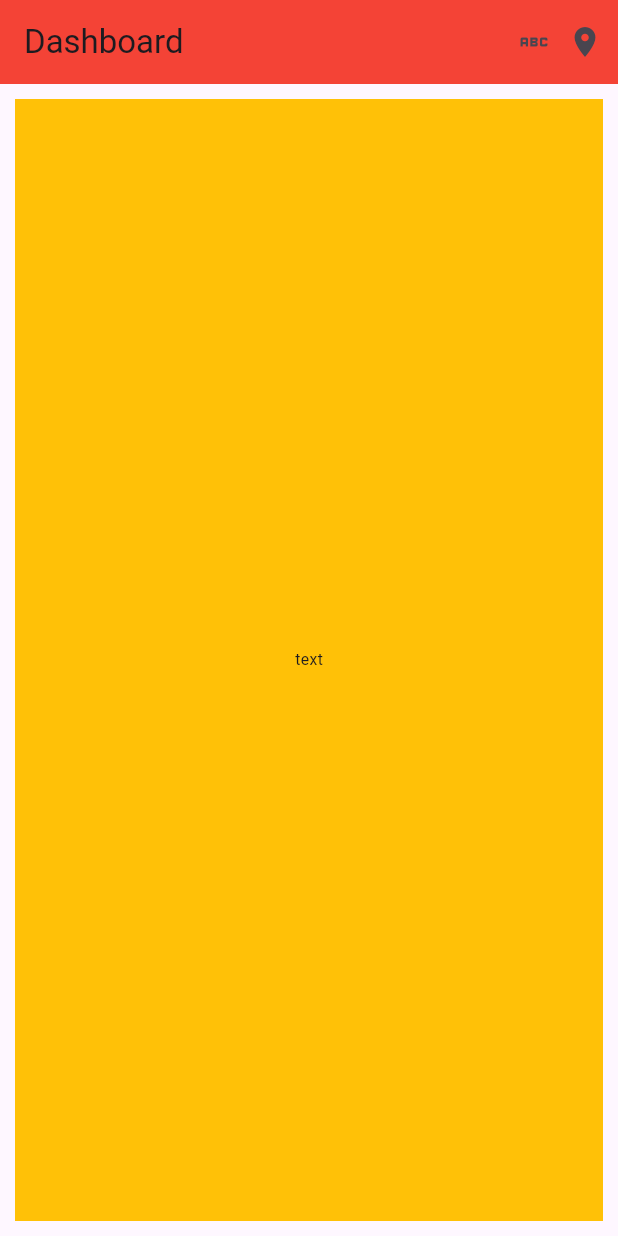
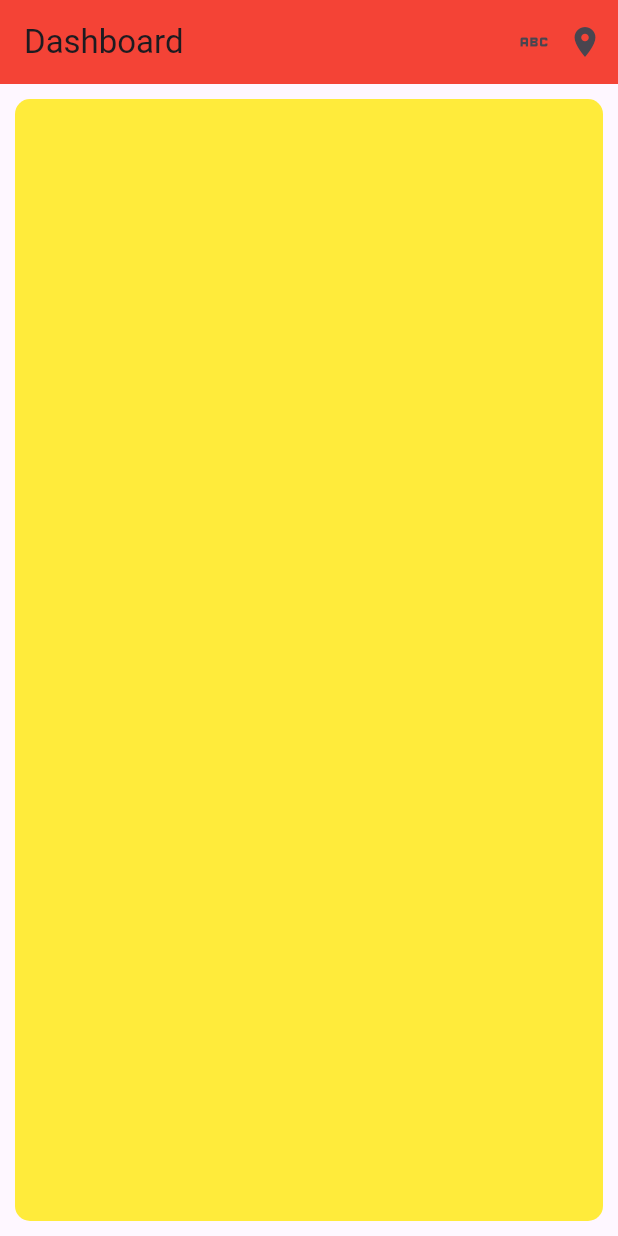
Before and after one commit to RIOKOWI/flutter_container, a Flutter app: the screen it shows after launch, on a phone screen of 412 x 824 dp. Run offline on Flutter 3.47's test engine with Material 3 defaults, Android fonts, the phone set to English and light mode, and no system bars.

Commit message:
box decoration

```diff
--- a/lib/main.dart
+++ b/lib/main.dart
@@ -35,20 +35,11 @@ class Home extends StatelessWidget {
             ),
 
             body: Container(
-              // margin: EdgeInsets.only(top: 10), margin atas aja
               margin: EdgeInsets.all(10),
-              alignment: Alignment.center,
-              // width: 100,
-              // height: double.infinity,
-              color: Colors.amber,
-              child: Row(
-                mainAxisAlignment: MainAxisAlignment.center,
-                children: [
-                  Text('text',
-                  style: TextStyle(
-                    fontSize: 10.5
-                    ),)
-                ],
+              decoration: BoxDecoration(
+                color: Colors.yellow,
+                borderRadius: BorderRadius.circular(10),
+
               ),
             )
           );
```
